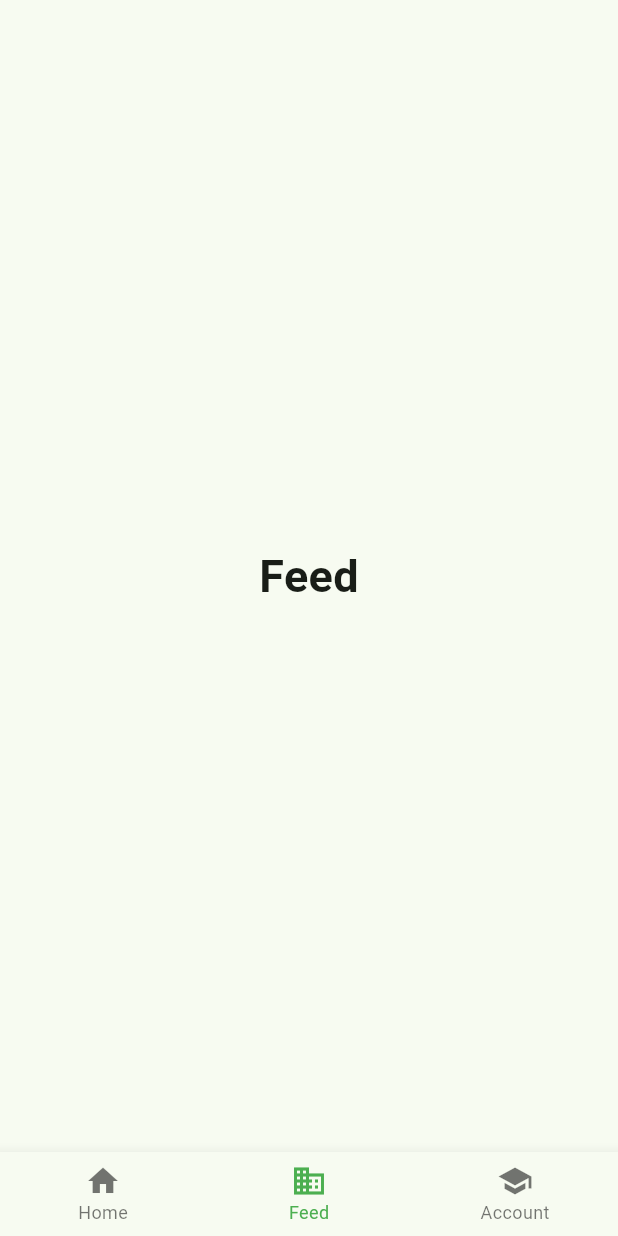
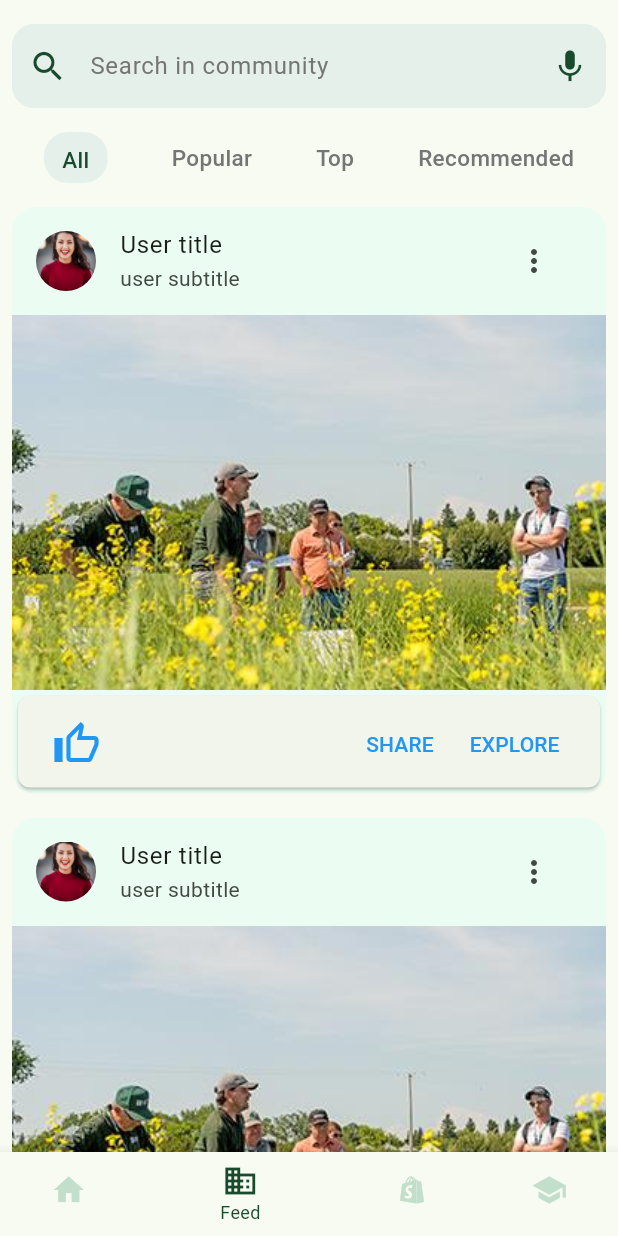
Before and after one commit to anantnipunge/Plantix_app, a Flutter app: the screen it shows after launch, item 2 of the bottom bar chosen, on a phone screen of 412 x 824 dp. Run offline on Flutter 3.47's test engine with Material 2 defaults, Android fonts, the phone set to English and light mode, and no system bars; our stand-ins replace google_fonts.

Commit message:
new: orders, Account and community screen created

```diff
--- /dev/null
+++ b/lib/Screens/community.dart
@@ -0,0 +1,106 @@
+// ignore_for_file: prefer_const_constructors
+
+import 'package:flutter/material.dart';
+import 'package:plantix/Screens/posts.dart';
+import 'package:plantix/Screens/widgets/categoryselector.dart';
+import 'package:plantix/constants.dart';
+
+class CommunityPage extends StatefulWidget {
+  const CommunityPage({super.key, required this.title});
+  final String title;
+
+  @override
+  State<CommunityPage> createState() => _CommunityPageState();
+
+}
+
+class _CommunityPageState extends State<CommunityPage> {
+  int selected = 0;
+
+    List<String> categories = [
+      'All',
+      'Popular',
+      'Top',
+      'Recommended',
+    ];
+
+  @override
+  Widget build(BuildContext context) {
+    return SafeArea(
+      child: Scaffold(
+        body: Padding(
+          padding: const EdgeInsets.symmetric(horizontal: 8),
+          child: Column(
+            mainAxisAlignment: MainAxisAlignment.spaceEvenly,
+            crossAxisAlignment: CrossAxisAlignment.start,
+            children: [
+              Padding(
+                padding: EdgeInsets.symmetric(vertical: 16),
+                child: TextField(
+                  style: TextStyle(color: kDarkGreenColor),
+                  cursorColor: kDarkGreenColor,
+                  decoration: InputDecoration(
+                    filled: true,
+                    fillColor: kGinColor,
+                    hintText: 'Search in community',
+                    hintStyle: TextStyle(color: kGreyColor),
+                    prefixIcon: Icon(
+                      Icons.search,
+                      color: kDarkGreenColor,
+                      size: 26.0,
+                    ),
+                    suffixIcon: IconButton(
+                      icon: const Icon(Icons.mic),
+                      color: kDarkGreenColor,
+                      iconSize: 26.0,
+                      splashRadius: 20.0,
+                      onPressed: () {},
+                    ),
+                    border: OutlineInputBorder(
+                      borderSide: BorderSide(color: kGinColor),
+                      borderRadius: BorderRadius.circular(15.0),
+                    ),
+                    enabledBorder: OutlineInputBorder(
+                      borderSide: BorderSide(color: kGinColor),
+                      borderRadius: BorderRadius.circular(15.0),
+                    ),
+                    focusedBorder: OutlineInputBorder(
+                      borderSide: BorderSide(color: kGinColor),
+                      borderRadius: BorderRadius.circular(15.0),
+                    ),
+                  ),
+                ),
+              ),
+              Expanded(
+                flex: 1,
+                child: SingleChildScrollView(
+                  scrollDirection: Axis.vertical,
+                  child: Column(
+                    children: [
+                      CategorySelector(
+                        selected: selected,
+                        categories: categories,
+                        onTap: (index) {
+                          setState(() {
+                            selected = index;
+                          });
+                        },
+                      ),
+                      SizedBox(height: 16,),
+                      Posts(),
+                      SizedBox(height: 16,),
+                      Posts(),
+                      SizedBox(height: 16,),
+                      Posts(),
+                      SizedBox(height: 16,),
+                    ],
+                  )
+                ),
+              ),
+            ],
+          ),
+        ),
+      ),
+    );
+  }
+}
--- /dev/null
+++ b/lib/Screens/posts.dart
@@ -0,0 +1,119 @@
+// ignore_for_file: prefer_const_literals_to_create_immutables, prefer_const_constructors
+
+import 'package:flutter/material.dart';
+import 'package:plantix/constants.dart';
+
+class Posts extends StatefulWidget {
+  const Posts({super.key});
+
+  @override
+  State<Posts> createState() => PostsState();
+
+}
+
+class PostsState extends State<Posts> {
+  @override
+  Widget build(BuildContext context) {
+    return Container(
+      decoration: BoxDecoration(
+        borderRadius: BorderRadius.circular(16),
+        color: kFoamColor,
+      ),
+      child: Column(
+        children: [
+          ListTile(
+            leading: CircleAvatar(
+              backgroundColor: Colors.white,
+              foregroundImage: AssetImage('assets/user.jpeg', ),
+            ),
+            title: Text('User title'),
+            subtitle: Text("user subtitle"),
+            trailing: IconButton(
+              icon: Icon(Icons.more_vert_outlined),
+              onPressed: () => {},
+            ),
+          ),
+          SizedBox(
+            height: 250,
+            width: 400,
+            child: Image.asset('assets/post_image.jpg',fit: BoxFit.cover,),
+          ),
+          Card(
+            shape: RoundedRectangleBorder(
+              borderRadius: BorderRadius.circular(8),
+            ),
+            clipBehavior: Clip.antiAliasWithSaveLayer,
+            child: Column(
+              crossAxisAlignment: CrossAxisAlignment.start,
+              children: <Widget>[
+                Container(
+                  padding: const EdgeInsets.fromLTRB(15, 8, 15, 0),
+                  child: Column(
+                    crossAxisAlignment: CrossAxisAlignment.start,
+                    children: <Widget>[
+                      Row(
+                        children: <Widget>[
+                          IconButton(
+                            onPressed: (){
+                              var snackBar = SnackBar(
+                                content: Text('You\'ve liked the post'),
+                                margin: EdgeInsets.all(20),
+                                behavior:SnackBarBehavior.floating,);
+                              ScaffoldMessenger.of(context).showSnackBar(snackBar);
+                            },
+                            icon: Icon(Icons.thumb_up_alt_outlined, size: 32, color: Colors.blue,)
+                          ),
+                          const Spacer(),
+                          TextButton(
+                            style: TextButton.styleFrom(
+                              foregroundColor: Colors.transparent,
+                            ),
+                            child: const Text(
+                              "SHARE",
+                              style: TextStyle(color: Colors.blue),
+                            ),
+                            onPressed: () {
+                              var snackBar = SnackBar(
+                                content: Text('Post has been shared'),
+                                margin: EdgeInsets.all(20),
+                                behavior:SnackBarBehavior.floating,);
+                              ScaffoldMessenger.of(context).showSnackBar(snackBar);
+                            },
+                          ),
+                          TextButton(
+                            style: TextButton.styleFrom(
+                              foregroundColor: Colors.transparent,
+                            ),
+                            child: const Text(
+                              "EXPLORE",
+                              style: TextStyle(color: Colors.blue),
+                            ),
+                            onPressed: () {},
+                          ),
+                        ],
+                      ),
+                    ],
+                  ),
+                ),
+                Container(height: 5),
+              ],
+            ),
+          ),
+        ],
+      ),
+    );
+  }
+}
+
+
+  // void showToastMessage(String message){
+  //   Fluttertoast.showToast(
+  //     msg: message,
+  //     toastLength: Toast.LENGTH_LONG,
+  //     gravity: ToastGravity.CENTER,
+  //     timeInSecForIosWeb: 1,
+  //     //backgroundColor: Colors.red, //background Color for message
+  //     textColor: Colors.white,
+  //     fontSize: 16.0
+  //   );
+  // }
--- a/lib/main.dart
+++ b/lib/main.dart
@@ -1,5 +1,11 @@
+// ignore_for_file: prefer_const_constructors
+
 import 'package:flutter/material.dart';
+import 'package:plantix/Screens/community.dart';
 import 'package:plantix/Screens/home_page.dart';
+import 'package:plantix/Screens/plant_order.dart';
+import 'package:plantix/Screens/profile.dart';
+import 'package:plantix/constants.dart';
 
 void main() => runApp(const MyApp());
 
@@ -29,21 +35,12 @@ class TB extends StatefulWidget {
 
 class _TBState extends State<TB> {
   int _selectedIndex = 0;
-  static const TextStyle optionStyle = TextStyle(fontSize: 30, fontWeight: FontWeight.bold);
-  static const List<Widget> _widgetOptions = <Widget>[
+  // static const TextStyle optionStyle = TextStyle(fontSize: 30, fontWeight: FontWeight.bold);
+  static final List<Widget> _widgetOptions = <Widget>[
     MyHomePage(title: 'Plantix'),
-    Center(
-      child: Text(
-        'Feed',
-        style: optionStyle,
-      ),
-    ),
-    Center(
-      child: Text(
-        'Account',
-        style: optionStyle,
-      ),
-    ),
+    CommunityPage(title: 'Explore your community',),
+    PlantOrderScreen(title: 'Your Orders'),
+    ProfilePage(),
   ];
 
   void _onItemTapped(int index) {
@@ -69,12 +66,18 @@ class _TBState extends State<TB> {
             label: 'Feed',
           ),
           BottomNavigationBarItem(
+            icon: Icon(Icons.shopify_outlined),
+            label: 'Order',
+          ),
+          BottomNavigationBarItem(
             icon: Icon(Icons.school),
             label: 'Account',
           ),
         ],
         currentIndex: _selectedIndex,
-        selectedItemColor: Colors.green[500],
+        selectedItemColor: kDarkGreenColor,
+        unselectedItemColor: kSpiritedGreen,
+        unselectedLabelStyle: TextStyle(color: Colors.black),
         onTap: _onItemTapped,
         selectedFontSize: 12,
       ),
--- a/pubspec.yaml
+++ b/pubspec.yaml
@@ -36,6 +36,7 @@ dependencies:
   # Use with the CupertinoIcons class for iOS style icons.
   cupertino_icons: ^1.0.2
   google_fonts: ^4.0.5
+  fluttertoast: ^8.2.2
 
 dev_dependencies:
   flutter_test:
@@ -69,6 +70,8 @@ flutter:
     - assets/grapes.png
     - assets/corn.png
     - assets/banana.png
+    - assets/post_image.jpg
+    - assets/user.jpeg
 
   # An image asset can refer to one or more resolution-specific "variants", see
   # https://flutter.dev/assets-and-images/#resolution-aware
```
Also changed, not shown: lib/Models/orders.dart (added, +56 -0 lines), lib/Screens/home_page.dart (+10 -0 lines), lib/Screens/plant_order.dart (added, +87 -0 lines), lib/Screens/profile.dart (added, +59 -0 lines), assets/post_image.jpg (added), assets/user.jpeg (added), pubspec.lock.
